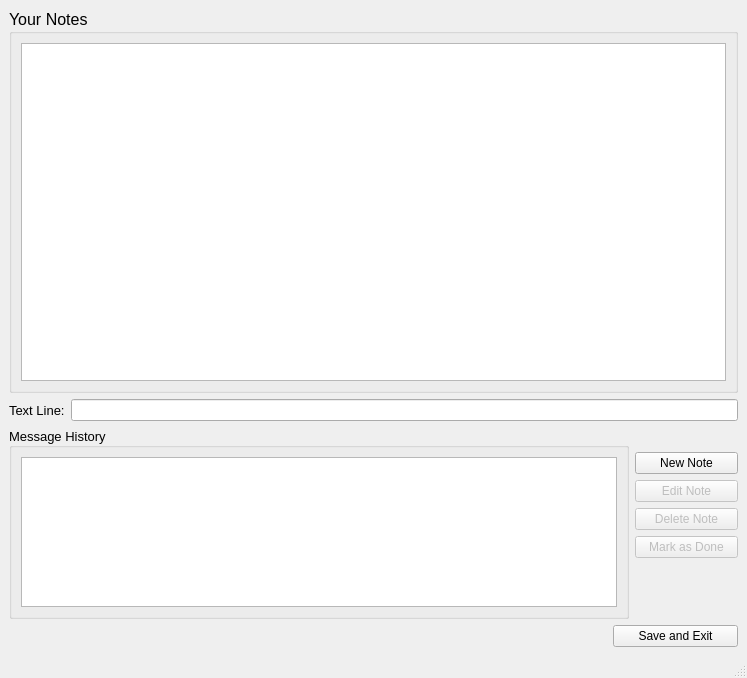
cihansenyuz/notebook, file mainwindow.ui: the form before one commit.
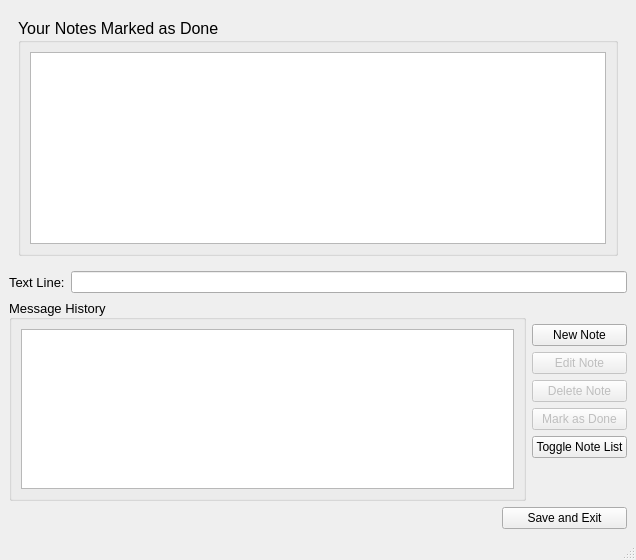
The form after the commit.

Commit message: notes are marked as done are now visiable on the list by a toggle button

Diff of the .ui file:
```diff
--- a/mainwindow.ui
+++ b/mainwindow.ui
@@ -6,17 +6,24 @@
    <rect>
     <x>0</x>
     <y>0</y>
-    <width>747</width>
-    <height>678</height>
+    <width>636</width>
+    <height>560</height>
    </rect>
   </property>
   <property name="windowTitle">
    <string>MainWindow</string>
   </property>
   <widget class="QWidget" name="centralwidget">
-   <layout class="QVBoxLayout" name="verticalLayout" stretch="4,0,2,0">
+   <layout class="QVBoxLayout" name="verticalLayout" stretch="0,0,2,0">
     <item>
-     <widget class="QGroupBox" name="yourNotesBox">
+     <widget class="QStackedWidget" name="stackedWidget">
+      <property name="currentIndex">
+       <number>1</number>
+      </property>
+      <widget class="QWidget" name="savedNotesPage">
+       <layout class="QVBoxLayout" name="verticalLayout_5">
+        <item>
+         <widget class="QGroupBox" name="yourNotesGroupBox">
       <property name="font">
        <font>
         <pointsize>12</pointsize>
@@ -36,6 +43,35 @@
       </layout>
      </widget>
     </item>
+       </layout>
+      </widget>
+      <widget class="QWidget" name="doneNotesPage">
+       <layout class="QVBoxLayout" name="verticalLayout_6">
+        <item>
+         <widget class="QGroupBox" name="doneNotesGroupBox">
+          <property name="font">
+           <font>
+            <pointsize>12</pointsize>
+           </font>
+          </property>
+          <property name="title">
+           <string>Your Notes Marked as Done</string>
+          </property>
+          <layout class="QVBoxLayout" name="verticalLayout_7">
+           <item>
+            <widget class="QListWidget" name="doneNotesListWidget">
+             <property name="statusTip">
+              <string>This is your notebook page which lists all your notes marked as done</string>
+             </property>
+            </widget>
+           </item>
+          </layout>
+         </widget>
+        </item>
+       </layout>
+      </widget>
+     </widget>
+    </item>
     <item>
      <layout class="QHBoxLayout" name="horizontalLayout_3">
       <item>
@@ -148,6 +184,16 @@
           </property>
          </widget>
         </item>
+        <item>
+         <widget class="QPushButton" name="toggleListButton">
+          <property name="statusTip">
+           <string>Toggle between your notes and notes marked as done</string>
+          </property>
+          <property name="text">
+           <string>Toggle Note List</string>
+          </property>
+         </widget>
+        </item>
         <item>
          <spacer name="verticalSpacer">
           <property name="orientation">
```
Left out of the diff: 2 changed lines with no effect on the pictures. Lines whose indentation alone changed are shown as unchanged. The commit also changes 4 other files.
